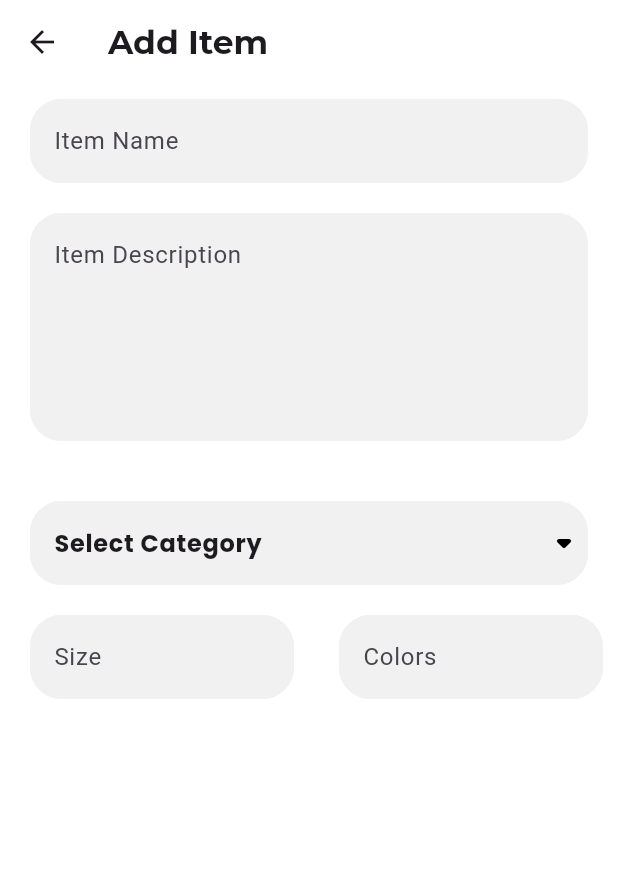
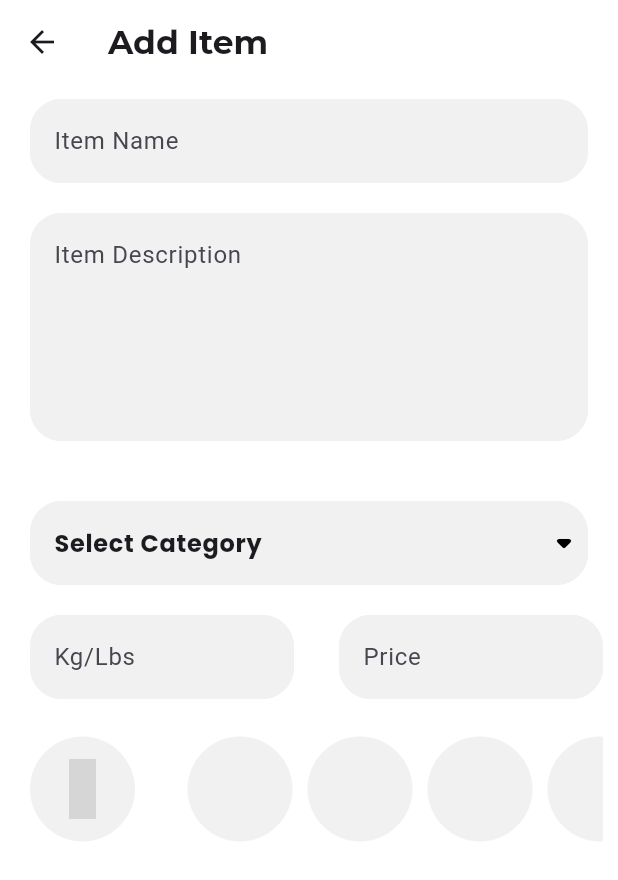
Before and after one commit to H4R1-4926/shopping_app_admin, a Flutter app: the ItemAddPage screen opened directly, on a phone screen of 412 x 824 dp. Shown: the top 880 px of the screen. Run offline on Flutter 3.47's test engine with Material 3 defaults, Android fonts, the phone set to English and light mode, and no system bars; our stand-ins replace bloc, carousel_slider, flutter_bloc, freezed_annotation, google_fonts, iconsax and 4 more; grey boxes are pictures that could not be loaded.

Commit message:
added color section

```diff
--- a/lib/Presentation/Screens/Home/Items_Category/add_item.dart
+++ b/lib/Presentation/Screens/Home/Items_Category/add_item.dart
@@ -1,6 +1,7 @@
 import 'package:flutter/material.dart';
 import 'package:flutter_bloc/flutter_bloc.dart';
 import 'package:google_fonts/google_fonts.dart';
+import 'package:iconsax/iconsax.dart';
 import 'package:shopping_app_admin/Application/Widget%20Blocs/Visible%20Widget/visible_bloc.dart';
 import 'package:shopping_app_admin/Core/colors.dart';
 
@@ -116,6 +117,44 @@ class ItemAddPage extends StatelessWidget {
                       fillColor: klightGrey),
                 ),
               ),
+              Row(children: [
+                Flexible(
+                  child: Padding(
+                    padding: const EdgeInsets.only(
+                        left: 20, right: 10, top: 10, bottom: 10),
+                    child: TextField(
+                      decoration: InputDecoration(
+                          hintText: 'Kg/Lbs',
+                          enabledBorder: OutlineInputBorder(
+                              borderRadius: BorderRadius.circular(21),
+                              borderSide: const BorderSide(color: klightGrey)),
+                          focusedBorder: OutlineInputBorder(
+                              borderRadius: BorderRadius.circular(21),
+                              borderSide: const BorderSide(color: klightGrey)),
+                          filled: true,
+                          fillColor: klightGrey),
+                    ),
+                  ),
+                ),
+                Flexible(
+                  child: Padding(
+                    padding: const EdgeInsets.only(
+                        left: 20, right: 10, top: 10, bottom: 10),
+                    child: TextField(
+                      decoration: InputDecoration(
+                          hintText: 'Price',
+                          enabledBorder: OutlineInputBorder(
+                              borderRadius: BorderRadius.circular(21),
+                              borderSide: const BorderSide(color: klightGrey)),
+                          focusedBorder: OutlineInputBorder(
+                              borderRadius: BorderRadius.circular(21),
+                              borderSide: const BorderSide(color: klightGrey)),
+                          filled: true,
+                          fillColor: klightGrey),
+                    ),
+                  ),
+                ),
+              ]),
               Visibility(
                 visible: state.isTrue,
                 child: Row(children: [
@@ -125,7 +164,7 @@ class ItemAddPage extends StatelessWidget {
                           left: 20, right: 10, top: 10, bottom: 10),
                       child: TextField(
                         decoration: InputDecoration(
-                            hintText: 'Kg/Lbs',
+                            hintText: 'Size',
                             enabledBorder: OutlineInputBorder(
                                 borderRadius: BorderRadius.circular(21),
                                 borderSide:
@@ -145,7 +184,7 @@ class ItemAddPage extends StatelessWidget {
                           left: 20, right: 10, top: 10, bottom: 10),
                       child: TextField(
                         decoration: InputDecoration(
-                            hintText: 'Price',
+                            hintText: 'Material',
                             enabledBorder: OutlineInputBorder(
                                 borderRadius: BorderRadius.circular(21),
                                 borderSide:
@@ -161,44 +200,47 @@ class ItemAddPage extends StatelessWidget {
                   ),
                 ]),
               ),
-              Row(children: [
-                Flexible(
-                  child: Padding(
-                    padding: const EdgeInsets.only(
-                        left: 20, right: 10, top: 10, bottom: 10),
-                    child: TextField(
-                      decoration: InputDecoration(
-                          hintText: 'Size',
-                          enabledBorder: OutlineInputBorder(
-                              borderRadius: BorderRadius.circular(21),
-                              borderSide: const BorderSide(color: klightGrey)),
-                          focusedBorder: OutlineInputBorder(
-                              borderRadius: BorderRadius.circular(21),
-                              borderSide: const BorderSide(color: klightGrey)),
-                          filled: true,
-                          fillColor: klightGrey),
+              Visibility(
+                // visible: state.isTrue,
+                child:
+                    Row(mainAxisAlignment: MainAxisAlignment.start, children: [
+                  Padding(
+                      padding: const EdgeInsets.only(
+                          left: 20, right: 10, top: 10, bottom: 10),
+                      child: CircleAvatar(
+                        radius: 35,
+                        backgroundColor: klightGrey,
+                        child: IconButton(
+                            onPressed: () {},
+                            icon: const Icon(
+                              Iconsax.add,
+                              size: 40,
+                            )),
+                      )),
+                  Flexible(
+                    child: Padding(
+                      padding: const EdgeInsets.only(
+                          left: 20, right: 10, top: 10, bottom: 10),
+                      child: LimitedBox(
+                          maxHeight: 80,
+                          child: ListView.builder(
+                            scrollDirection: Axis.horizontal,
+                            shrinkWrap: true,
+                            itemCount: 10,
+                            itemBuilder: (context, index) {
+                              return const Padding(
+                                padding: EdgeInsets.symmetric(horizontal: 5),
+                                child: CircleAvatar(
+                                  radius: 35,
+                                  backgroundColor: klightGrey,
+                                ),
+                              );
+                            },
+                          )),
                     ),
                   ),
-                ),
-                Flexible(
-                  child: Padding(
-                    padding: const EdgeInsets.only(
-                        left: 20, right: 10, top: 10, bottom: 10),
-                    child: TextField(
-                      decoration: InputDecoration(
-                          hintText: 'Colors',
-                          enabledBorder: OutlineInputBorder(
-                              borderRadius: BorderRadius.circular(21),
-                              borderSide: const BorderSide(color: klightGrey)),
-                          focusedBorder: OutlineInputBorder(
-                              borderRadius: BorderRadius.circular(21),
-                              borderSide: const BorderSide(color: klightGrey)),
-                          filled: true,
-                          fillColor: klightGrey),
-                    ),
-                  ),
-                ),
-              ])
+                ]),
+              ),
             ],
           ),
         );
```
